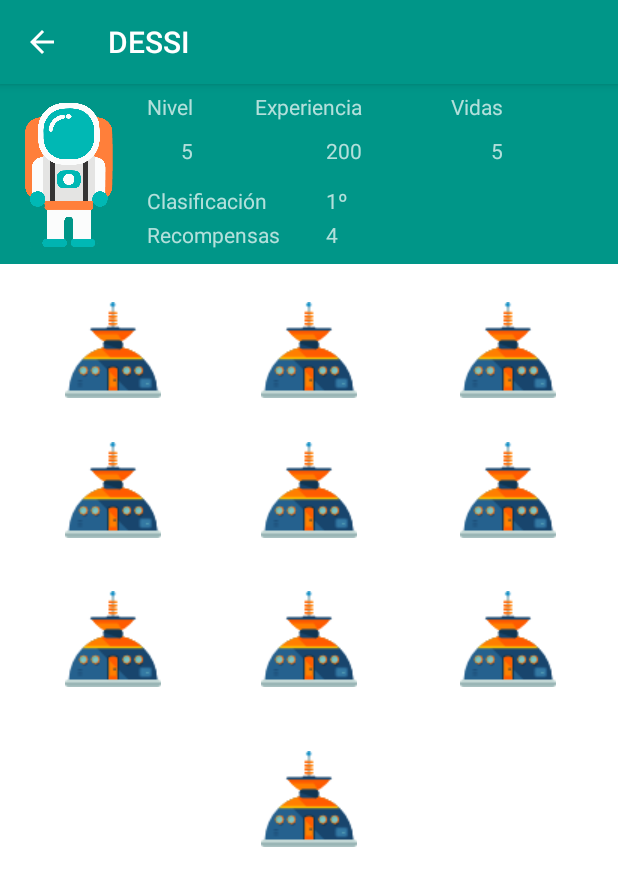
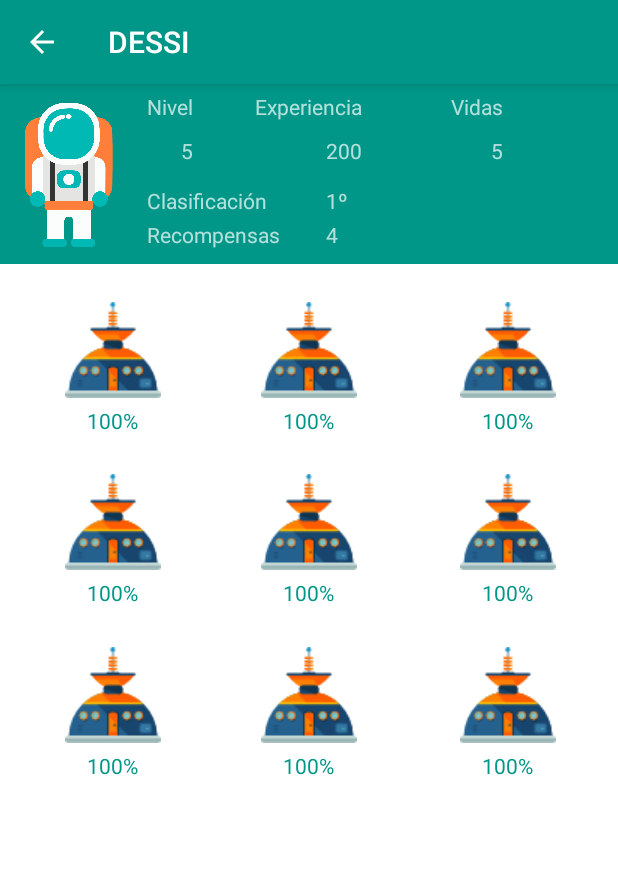
Before and after one commit to miguelfervi/Planetaria, an Android app: the DessiActivity screen opened directly, with no data from a screen before it, on a phone screen of 412 x 824 dp. Shown: the top 886 px of the screen. Run offline under Robolectric (Android 15) with nearby library versions, the phone set to English and light mode, and no system bars.

Commit message:
Changes before location

```diff
--- a/app/build.gradle
+++ b/app/build.gradle
@@ -1,12 +1,12 @@
 apply plugin: 'com.android.application'
 
 android {
-    compileSdkVersion 25
-    buildToolsVersion "25.0.3"
+    compileSdkVersion 27
+    buildToolsVersion '27.0.3'
     defaultConfig {
         applicationId "com.tfm.miguel.planetaria"
         minSdkVersion 21
-        targetSdkVersion 25
+        targetSdkVersion 27
         versionCode 1
         versionName "1.0"
         testInstrumentationRunner "android.support.test.runner.AndroidJUnitRunner"
@@ -20,15 +20,18 @@ android {
 }
 
 dependencies {
-    compile fileTree(dir: 'libs', include: ['*.jar'])
-    androidTestCompile('com.android.support.test.espresso:espresso-core:2.2.2', {
+    implementation fileTree(dir: 'libs', include: ['*.jar'])
+    androidTestImplementation('com.android.support.test.espresso:espresso-core:2.2.2', {
         exclude group: 'com.android.support', module: 'support-annotations'
     })
+    implementation 'com.estimote:proximity-sdk:0.6.0'
+    implementation 'com.estimote:mustard:0.2.1'
 
-    compile 'com.android.support:appcompat-v7:25.3.1'
-    compile 'com.android.support.constraint:constraint-layout:1.0.2'
-    compile 'com.android.support:design:25.3.1'
-    compile 'com.android.support:support-v4:25.3.1'
-    compile 'com.android.support:recyclerview-v7:25.0.+'
-    testCompile 'junit:junit:4.12'
+
+    implementation 'com.android.support:appcompat-v7:27.1.1'
+    implementation 'com.android.support.constraint:constraint-layout:1.0.2'
+    implementation 'com.android.support:design:27.1.1'
+    implementation 'com.android.support:support-v4:27.1.1'
+    implementation 'com.android.support:recyclerview-v7:27.1.1'
+    testImplementation 'junit:junit:4.12'
 }
--- a/app/src/main/java/com/tfm/miguel/planetaria/Activities/MainActivity.java
+++ b/app/src/main/java/com/tfm/miguel/planetaria/Activities/MainActivity.java
@@ -12,6 +12,7 @@ import android.support.v7.widget.Toolbar;
 import android.view.MenuItem;
 
 import com.tfm.miguel.planetaria.Fragments.ConquistaFragment;
+import com.tfm.miguel.planetaria.Fragments.SistemaNavegacionFragment;
 import com.tfm.miguel.planetaria.R;
 
 public class MainActivity extends AppCompatActivity {
@@ -33,6 +34,7 @@ public class MainActivity extends AppCompatActivity {
         setFragmentByDefault();
 
 
+
         navigationView.setNavigationItemSelectedListener(new NavigationView.OnNavigationItemSelectedListener() {
             @Override
             public boolean onNavigationItemSelected(@NonNull MenuItem item) {
@@ -47,6 +49,10 @@ public class MainActivity extends AppCompatActivity {
 
 
                         break;
+
+                    case R.id.menu_sistema_de_exploracion:
+                        fragment = new SistemaNavegacionFragment();
+                        fragmentTransaction = true;
 
 
                 }
--- /dev/null
+++ b/app/src/main/java/com/tfm/miguel/planetaria/Fragments/SistemaNavegacionFragment.java
@@ -0,0 +1,30 @@
+package com.tfm.miguel.planetaria.Fragments;
+
+
+import android.os.Bundle;
+import android.support.v4.app.Fragment;
+import android.view.LayoutInflater;
+import android.view.View;
+import android.view.ViewGroup;
+
+import com.tfm.miguel.planetaria.R;
+
+/**
+ * A simple {@link Fragment} subclass.
+ */
+public class SistemaNavegacionFragment extends Fragment {
+
+
+    public SistemaNavegacionFragment() {
+        // Required empty public constructor
+    }
+
+
+    @Override
+    public View onCreateView(LayoutInflater inflater, ViewGroup container,
+                             Bundle savedInstanceState) {
+        // Inflate the layout for this fragment
+        return inflater.inflate(R.layout.fragment_sistema_navegacion, container, false);
+    }
+
+}
--- a/app/src/main/res/layout/activity_dessi.xml
+++ b/app/src/main/res/layout/activity_dessi.xml
@@ -18,6 +18,127 @@
             android:layout_height="wrap_content"
             android:orientation="vertical" >
 
+            <TextView
+                android:id="@+id/textView8"
+                android:layout_width="wrap_content"
+                android:layout_height="wrap_content"
+                android:layout_alignEnd="@+id/imageButton1"
+                android:layout_alignStart="@+id/imageButton1"
+                android:layout_below="@+id/imageButton1"
+                android:text="100%"
+                android:textAlignment="center"
+                android:textColor="@color/colorPrimary" />
+
+            <TextView
+                android:id="@+id/textView7"
+                android:layout_width="wrap_content"
+                android:layout_height="wrap_content"
+                android:text="100%"
+                android:textAlignment="center"
+                android:textColor="@color/colorPrimary"                android:layout_below="@+id/imageButton4"
+                android:layout_alignStart="@+id/imageButton4"
+                android:layout_alignEnd="@+id/imageButton4" />
+
+            <TextView
+                android:id="@+id/textView6"
+                android:layout_width="wrap_content"
+                android:layout_height="wrap_content"
+                android:text="100%"
+                android:textAlignment="center"
+                android:textColor="@color/colorPrimary"                android:layout_below="@+id/imageButton3"
+                android:layout_alignStart="@+id/imageButton3"
+                android:layout_alignEnd="@+id/imageButton3" />
+
+            <TextView
+                android:id="@+id/textView5"
+                android:layout_width="wrap_content"
+                android:layout_height="wrap_content"
+                android:text="100%"
+                android:textAlignment="center"
+                android:textColor="@color/colorPrimary"
+                android:layout_below="@+id/imageButton6"
+                android:layout_alignStart="@+id/imageButton6"
+                android:layout_alignEnd="@+id/imageButton6" />
+
+            <TextView
+                android:id="@+id/textView9"
+                android:layout_width="wrap_content"
+                android:layout_height="wrap_content"
+                android:text="100%"
+                android:textAlignment="center"
+                android:textColor="@color/colorPrimary"
+                android:layout_below="@+id/imageButton9"
+                android:layout_alignStart="@+id/imageButton9"
+                android:layout_alignEnd="@+id/imageButton9" />
+
+            <TextView
+                android:id="@+id/textView10"
+                android:layout_width="wrap_content"
+                android:layout_height="wrap_content"
+                android:layout_alignEnd="@+id/imageButton11"
+                android:layout_alignStart="@+id/imageButton11"
+                android:layout_below="@+id/imageButton11"
+                android:text="100%"
+                android:textAlignment="center"
+                android:textColor="@color/colorPrimary"
+                />
+
+            <TextView
+                android:id="@+id/textView4"
+                android:layout_width="wrap_content"
+                android:layout_height="wrap_content"
+                android:text="100%"
+                android:textAlignment="center"
+                android:textColor="@color/colorPrimary"
+                android:layout_centerVertical="true"
+                android:layout_alignStart="@+id/imageButton9"
+                android:layout_alignEnd="@+id/imageButton9" />
+
+            <TextView
+                android:id="@+id/textView3"
+                android:layout_width="wrap_content"
+                android:layout_height="wrap_content"
+                android:text="100%"
+                android:textAlignment="center"
+                android:textColor="@color/colorPrimary"
+                android:layout_alignBaseline="@+id/textView8"
+                android:layout_alignBottom="@+id/textView8"
+                android:layout_alignEnd="@+id/imageButton2"
+                android:layout_alignStart="@+id/imageButton2" />
+
+            <TextView
+                android:id="@+id/textView2"
+                android:layout_width="wrap_content"
+                android:layout_height="wrap_content"
+                android:text="100%"
+                android:textAlignment="center"
+                android:textColor="@color/colorPrimary"
+                android:layout_centerVertical="true"
+                android:layout_alignStart="@+id/imageButton6"
+                android:layout_alignEnd="@+id/imageButton6" />
+
+            <TextView
+                android:id="@+id/textView11"
+                android:layout_width="wrap_content"
+                android:layout_height="wrap_content"
+                android:text="100%"
+                android:textColor="@color/colorPrimary"
+                android:textAlignment="center"
+                android:layout_below="@+id/imageButton7"
+                android:layout_alignStart="@+id/imageButton7"
+                android:layout_alignEnd="@+id/imageButton7" />
+
+            <TextView
+                android:id="@+id/textView"
+                android:layout_width="wrap_content"
+                android:layout_height="wrap_content"
+                android:text="100%"
+                android:textAlignment="center"
+                android:textColor="@color/colorPrimary"
+                android:layout_below="@+id/imageButton10"
+                android:layout_alignStart="@+id/imageButton10"
+                android:layout_alignEnd="@+id/imageButton10" />
+
             <ImageButton
                 android:id="@+id/imageButton4"
                 android:layout_width="75dp"
@@ -37,24 +158,14 @@
                 app:srcCompat="@drawable/spacestation" />
 
             <ImageButton
-                android:id="@+id/imageButton5"
-                android:layout_width="75dp"
-                android:layout_height="75dp"
-                android:layout_marginTop="31dp"
-                android:background="#FFFFFF"
-                app:srcCompat="@drawable/spacestation"
-                android:layout_below="@+id/imageButton3"
-                android:layout_alignStart="@+id/imageButton3" />
-
-            <ImageButton
                 android:id="@+id/imageButton6"
                 android:layout_width="75dp"
                 android:layout_height="75dp"
-                android:layout_alignStart="@+id/imageButton1"
+                android:layout_marginTop="39dp"
+                android:background="#FFFFFF"
+                app:srcCompat="@drawable/spacestation"
                 android:layout_below="@+id/imageButton1"
-                android:layout_marginTop="18dp"
-                android:background="#FFFFFF"
-                app:srcCompat="@drawable/spacestation" />
+                android:layout_alignStart="@+id/imageButton1" />
 
             <ImageButton
                 android:id="@+id/imageButton7"
@@ -98,13 +209,12 @@
                 android:id="@+id/imageButton11"
                 android:layout_width="75dp"
                 android:layout_height="75dp"
-                android:layout_alignStart="@+id/imageButton6"
-                android:layout_below="@+id/imageButton6"
-                android:layout_marginTop="24dp"
+                android:layout_marginTop="40dp"
                 android:background="#FFFFFF"
                 app:srcCompat="@drawable/spacestation"
 
-                />
+                android:layout_below="@+id/imageButton6"
+                android:layout_alignStart="@+id/imageButton6" />
 
             <ImageButton
                 android:id="@+id/imageButton1"
--- /dev/null
+++ b/app/src/main/res/layout/fragment_sistema_navegacion.xml
@@ -0,0 +1,13 @@
+<FrameLayout xmlns:android="http://schemas.android.com/apk/res/android"
+    xmlns:tools="http://schemas.android.com/tools"
+    android:layout_width="match_parent"
+    android:layout_height="match_parent"
+    tools:context="com.tfm.miguel.planetaria.Fragments.SistemaNavegacionFragment">
+
+    <!-- TODO: Update blank fragment layout -->
+    <TextView
+        android:layout_width="match_parent"
+        android:layout_height="match_parent"
+        android:text="@string/hello_blank_fragment" />
+
+</FrameLayout>
--- a/build.gradle
+++ b/build.gradle
@@ -3,9 +3,13 @@
 buildscript {
     repositories {
         jcenter()
+        google()
+        maven {
+            url "https://maven.google.com"
+        }
     }
     dependencies {
-        classpath 'com.android.tools.build:gradle:2.3.3'
+        classpath 'com.android.tools.build:gradle:3.1.3'
 
         // NOTE: Do not place your application dependencies here; they belong
         // in the individual module build.gradle files
@@ -15,6 +19,7 @@ buildscript {
 allprojects {
     repositories {
         jcenter()
+        google()
     }
 }
 
```
Also changed, not shown: gradle/wrapper/gradle-wrapper.properties.
